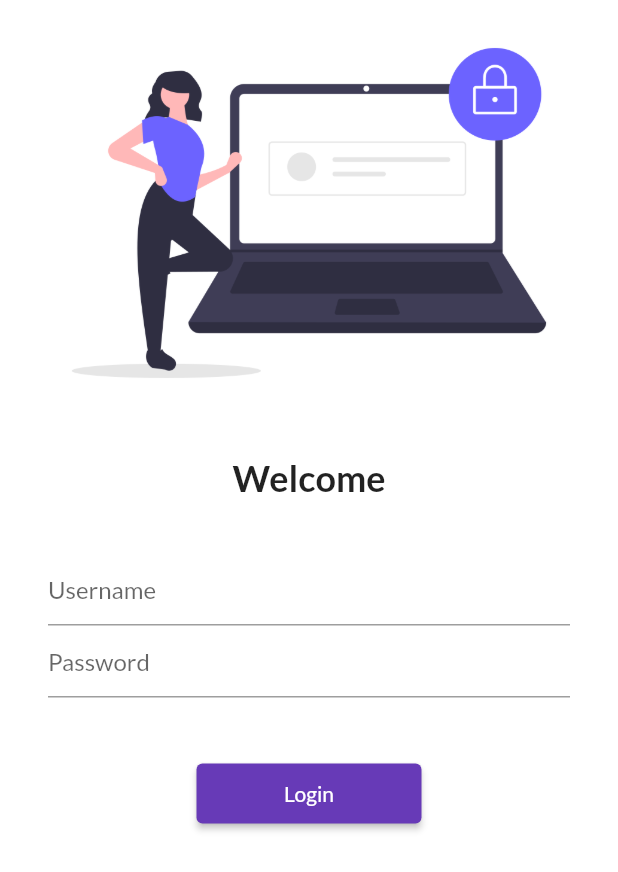
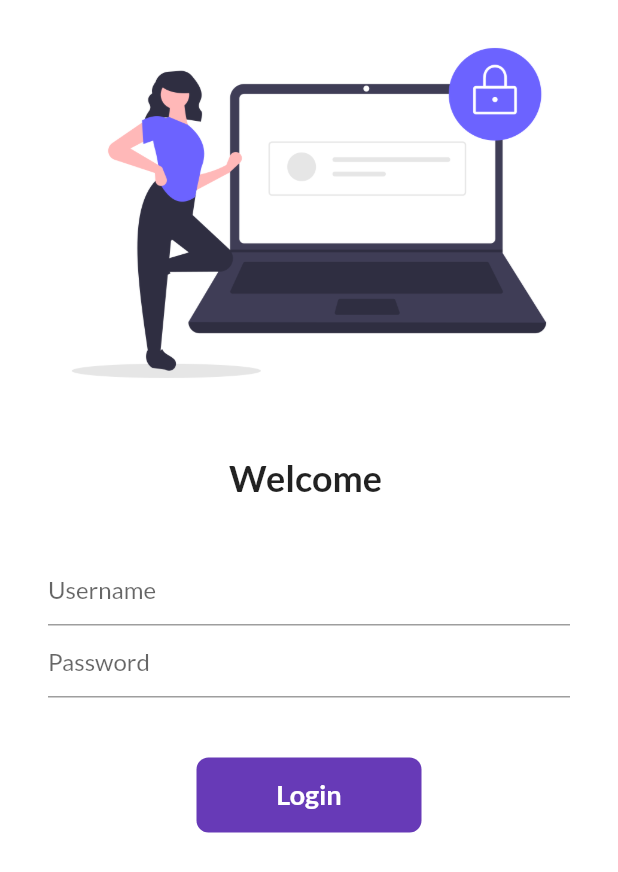
Before and after one commit to Vaibhavdvarpe/Catalog_App_with_th_help_of_Codepure, a Flutter app: the screen it shows after launch, on a phone screen of 412 x 824 dp. Shown: the top 872 px of the screen. Run offline on Flutter 3.47's test engine with Material 2 defaults, Android fonts, the phone set to English and light mode, and no system bars; our stand-ins replace google_fonts.

Commit message:
Day 6 completed

```diff
--- a/lib/pages/loginpage.dart
+++ b/lib/pages/loginpage.dart
@@ -1,9 +1,16 @@
 import 'package:catalogapp/utils/routes.dart';
 import 'package:flutter/material.dart';
 
-class LoginPage extends StatelessWidget {
+class LoginPage extends StatefulWidget {
   const LoginPage({Key? key}) : super(key: key);
 
+  @override
+  State<LoginPage> createState() => _LoginPageState();
+}
+
+class _LoginPageState extends State<LoginPage> {
+  String name = "";
+  bool changeButton = false;
   @override
   Widget build(BuildContext context) {
     return Material(
@@ -14,8 +21,8 @@ class LoginPage extends StatelessWidget {
           const SizedBox(
             height: 20,
           ),
-          const Text(
-            "Welcome",
+          Text(
+            "Welcome $name",
             style: const TextStyle(fontSize: 24, fontWeight: FontWeight.bold),
           ),
           const SizedBox(
@@ -26,6 +33,10 @@ class LoginPage extends StatelessWidget {
             child: Column(
               children: [
                 TextFormField(
+                  onChanged: (value) {
+                    name = value;
+                    setState(() {});
+                  },
                   decoration: const InputDecoration(
                     // labelText: "username",
                     hintText: "Username",
@@ -41,13 +52,46 @@ class LoginPage extends StatelessWidget {
                 const SizedBox(
                   height: 40,
                 ),
-                ElevatedButton(
-                    onPressed: () {
-                      Navigator.pushNamed(context, MyRoutes.homeRoute);
-                    },
-                    child: const Text("Login"),
-                    style:
-                        TextButton.styleFrom(minimumSize: const Size(150, 40)))
+                // ElevatedButton(
+                //     onPressed: () {
+                //       Navigator.pushNamed(context, MyRoutes.homeRoute);
+                //     },
+                //     child: const Text("Login"),
+                //     style:
+                //         TextButton.styleFrom(minimumSize: const Size(150, 40))),
+                InkWell(
+                  onTap: () async {
+                    setState(() {
+                      changeButton = true;
+                    });
+                    await Future.delayed(Duration(seconds: 1));
+                    Navigator.pushNamed(context, MyRoutes.homeRoute);
+                  },
+                  child: AnimatedContainer(
+                    duration: const Duration(seconds: 1),
+                    height: 50,
+                    width: changeButton ? 50 : 150,
+                    alignment: Alignment.center,
+                    child: changeButton
+                        ? Icon(
+                            Icons.done,
+                            color: Colors.white,
+                          )
+                        : Text(
+                            "Login",
+                            style: TextStyle(
+                                color: Colors.white,
+                                fontWeight: FontWeight.bold,
+                                fontSize: 18),
+                          ),
+                    decoration: BoxDecoration(
+                        // shape:
+                        //     changeButton ? BoxShape.circle : BoxShape.rectangle,
+                        color: Colors.deepPurple,
+                        borderRadius:
+                            BorderRadius.circular(changeButton ? 20 : 8)),
+                  ),
+                )
               ],
             ),
           )
```
